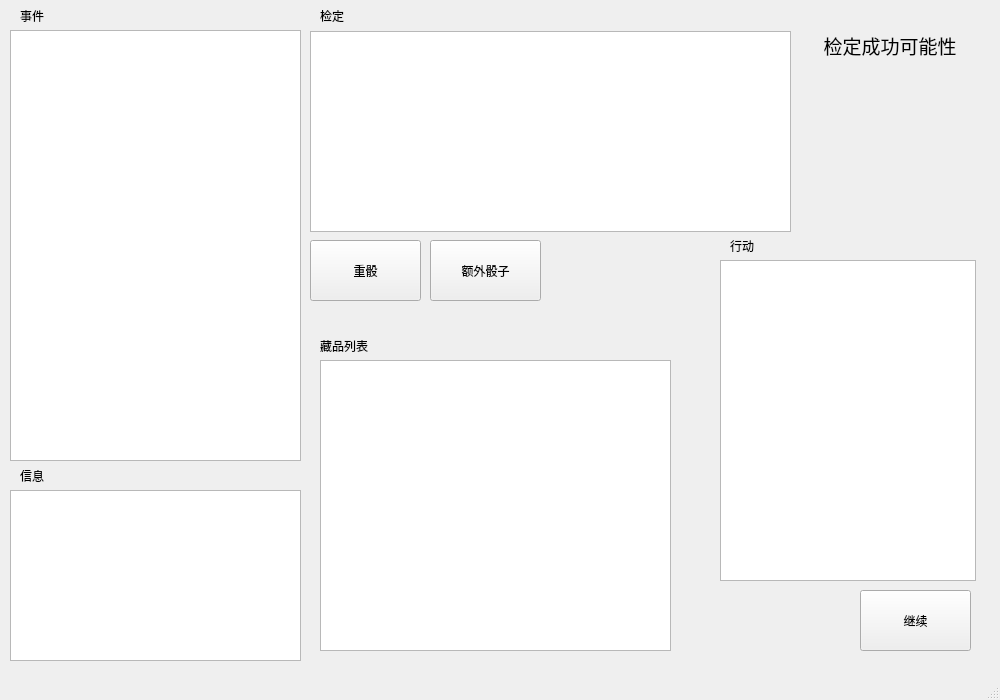
Above: ui/FormGame.ui from Pitrick3141/RogueLifePy before the change. Below: the same form after it.
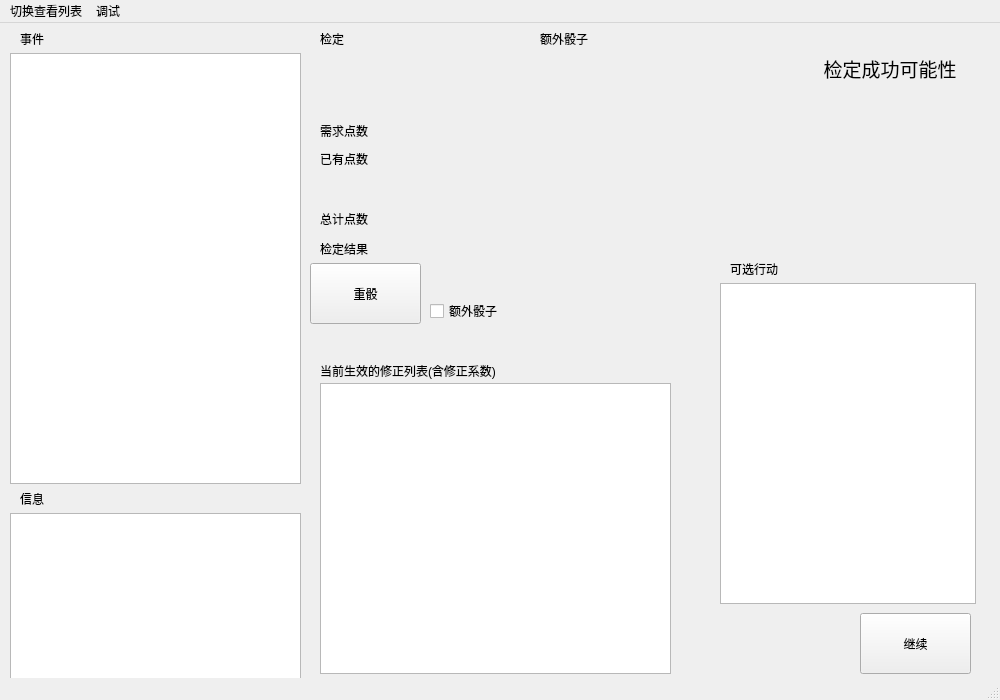
That is the form after the change. The open tabs and pages were chosen to show the change.

What changed in the file:
```diff
--- a/ui/FormGame.ui
+++ b/ui/FormGame.ui
@@ -59,16 +59,6 @@
      <string>继续</string>
     </property>
    </widget>
-   <widget class="QGraphicsView" name="graphicsView">
-    <property name="geometry">
-     <rect>
-      <x>310</x>
-      <y>31</y>
-      <width>481</width>
-      <height>201</height>
-     </rect>
-    </property>
-   </widget>
    <widget class="QLabel" name="labelEvent">
     <property name="geometry">
      <rect>
@@ -92,7 +82,7 @@
      </rect>
     </property>
     <property name="text">
-     <string>行动</string>
+     <string>可选行动</string>
     </property>
    </widget>
    <widget class="QLabel" name="labelCheck">
@@ -170,6 +160,31 @@
       </property>
      </widget>
     </widget>
+    <widget class="QWidget" name="pageCurrentAdjuetments">
+     <widget class="QLabel" name="labelCurrentAdjustments">
+      <property name="geometry">
+       <rect>
+        <x>10</x>
+        <y>30</y>
+        <width>201</width>
+        <height>16</height>
+       </rect>
+      </property>
+      <property name="text">
+       <string>当前生效的修正列表(含修正系数)</string>
+      </property>
+     </widget>
+     <widget class="QListWidget" name="listAdjustments_2">
+      <property name="geometry">
+       <rect>
+        <x>10</x>
+        <y>50</y>
+        <width>351</width>
+        <height>291</height>
+       </rect>
+      </property>
+     </widget>
+    </widget>
    </widget>
    <widget class="QPushButton" name="buttonReroll">
     <property name="geometry">
@@ -184,19 +199,6 @@
      <string>重骰</string>
     </property>
    </widget>
-   <widget class="QPushButton" name="buttonExtra">
-    <property name="geometry">
-     <rect>
-      <x>430</x>
-      <y>240</y>
-      <width>111</width>
-      <height>61</height>
-     </rect>
-    </property>
-    <property name="text">
-     <string>额外骰子</string>
-    </property>
-   </widget>
    <widget class="QTextBrowser" name="textInfo">
     <property name="geometry">
      <rect>
@@ -245,6 +247,169 @@
      <number>0</number>
     </property>
    </widget>
+   <widget class="QPushButton" name="dice1">
+    <property name="geometry">
+     <rect>
+      <x>320</x>
+      <y>30</y>
+      <width>64</width>
+      <height>64</height>
+     </rect>
+    </property>
+    <property name="styleSheet">
+     <string notr="true">border:none;</string>
+    </property>
+    <property name="text">
+     <string/>
+    </property>
+    <property name="iconSize">
+     <size>
+      <width>64</width>
+      <height>64</height>
+     </size>
+    </property>
+   </widget>
+   <widget class="QPushButton" name="dice2">
+    <property name="geometry">
+     <rect>
+      <x>400</x>
+      <y>30</y>
+      <width>64</width>
+      <height>64</height>
+     </rect>
+    </property>
+    <property name="styleSheet">
+     <string notr="true">border:none;</string>
+    </property>
+    <property name="text">
+     <string/>
+    </property>
+    <property name="iconSize">
+     <size>
+      <width>64</width>
+      <height>64</height>
+     </size>
+    </property>
+   </widget>
+   <widget class="QPushButton" name="dice3">
+    <property name="geometry">
+     <rect>
+      <x>540</x>
+      <y>30</y>
+      <width>64</width>
+      <height>64</height>
+     </rect>
+    </property>
+    <property name="styleSheet">
+     <string notr="true">border:none;</string>
+    </property>
+    <property name="text">
+     <string/>
+    </property>
+    <property name="iconSize">
+     <size>
+      <width>64</width>
+      <height>64</height>
+     </size>
+    </property>
+   </widget>
+   <widget class="QCheckBox" name="checkExtra">
+    <property name="geometry">
+     <rect>
+      <x>430</x>
+      <y>280</y>
+      <width>91</width>
+      <height>16</height>
+     </rect>
+    </property>
+    <property name="text">
+     <string>额外骰子</string>
+    </property>
+   </widget>
+   <widget class="QLabel" name="labelRequired">
+    <property name="geometry">
+     <rect>
+      <x>320</x>
+      <y>100</y>
+      <width>380</width>
+      <height>16</height>
+     </rect>
+    </property>
+    <property name="text">
+     <string>需求点数</string>
+    </property>
+   </widget>
+   <widget class="QLabel" name="labelPossessed">
+    <property name="geometry">
+     <rect>
+      <x>320</x>
+      <y>130</y>
+      <width>380</width>
+      <height>12</height>
+     </rect>
+    </property>
+    <property name="styleSheet">
+     <string notr="true"/>
+    </property>
+    <property name="text">
+     <string>已有点数</string>
+    </property>
+   </widget>
+   <widget class="QLabel" name="labelRolled">
+    <property name="geometry">
+     <rect>
+      <x>320</x>
+      <y>160</y>
+      <width>380</width>
+      <height>12</height>
+     </rect>
+    </property>
+    <property name="text">
+     <string/>
+    </property>
+   </widget>
+   <widget class="QLabel" name="labelTotal">
+    <property name="geometry">
+     <rect>
+      <x>320</x>
+      <y>190</y>
+      <width>380</width>
+      <height>12</height>
+     </rect>
+    </property>
+    <property name="text">
+     <string>总计点数</string>
+    </property>
+   </widget>
+   <widget class="QLabel" name="labelExtra">
+    <property name="enabled">
+     <bool>true</bool>
+    </property>
+    <property name="geometry">
+     <rect>
+      <x>540</x>
+      <y>10</y>
+      <width>54</width>
+      <height>12</height>
+     </rect>
+    </property>
+    <property name="text">
+     <string>额外骰子</string>
+    </property>
+   </widget>
+   <widget class="QLabel" name="labelResult">
+    <property name="geometry">
+     <rect>
+      <x>320</x>
+      <y>220</y>
+      <width>380</width>
+      <height>12</height>
+     </rect>
+    </property>
+    <property name="text">
+     <string>检定结果</string>
+    </property>
+   </widget>
   </widget>
   <widget class="QMenuBar" name="menubar">
    <property name="geometry">
@@ -255,6 +420,22 @@
      <height>23</height>
     </rect>
    </property>
+   <widget class="QMenu" name="menuDisplay">
+    <property name="title">
+     <string>切换查看列表</string>
+    </property>
+    <addaction name="actionShowCollections"/>
+    <addaction name="actionShowAdjustments"/>
+    <addaction name="actionShowCurrentAdjustments"/>
+   </widget>
+   <widget class="QMenu" name="menuDebug">
+    <property name="title">
+     <string>调试</string>
+    </property>
+    <addaction name="actionConsole"/>
+   </widget>
+   <addaction name="menuDisplay"/>
+   <addaction name="menuDebug"/>
   </widget>
   <widget class="QStatusBar" name="statusbar"/>
  </widget>
```
Left out of the diff: 24 changed lines with no effect on the pictures.
